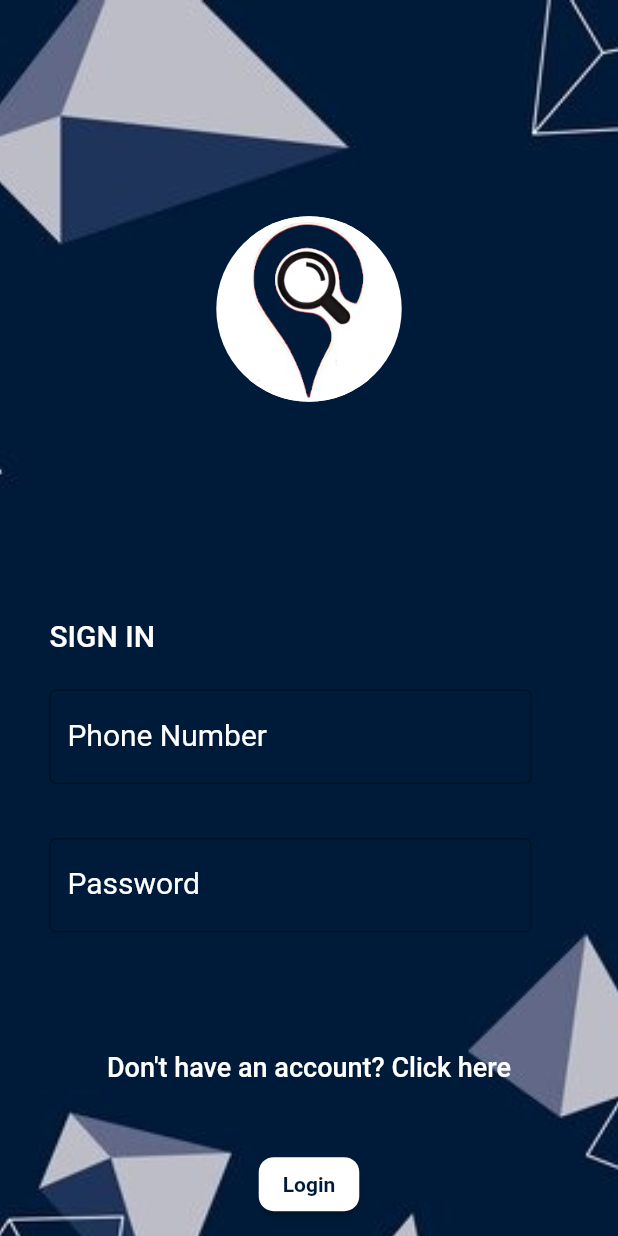
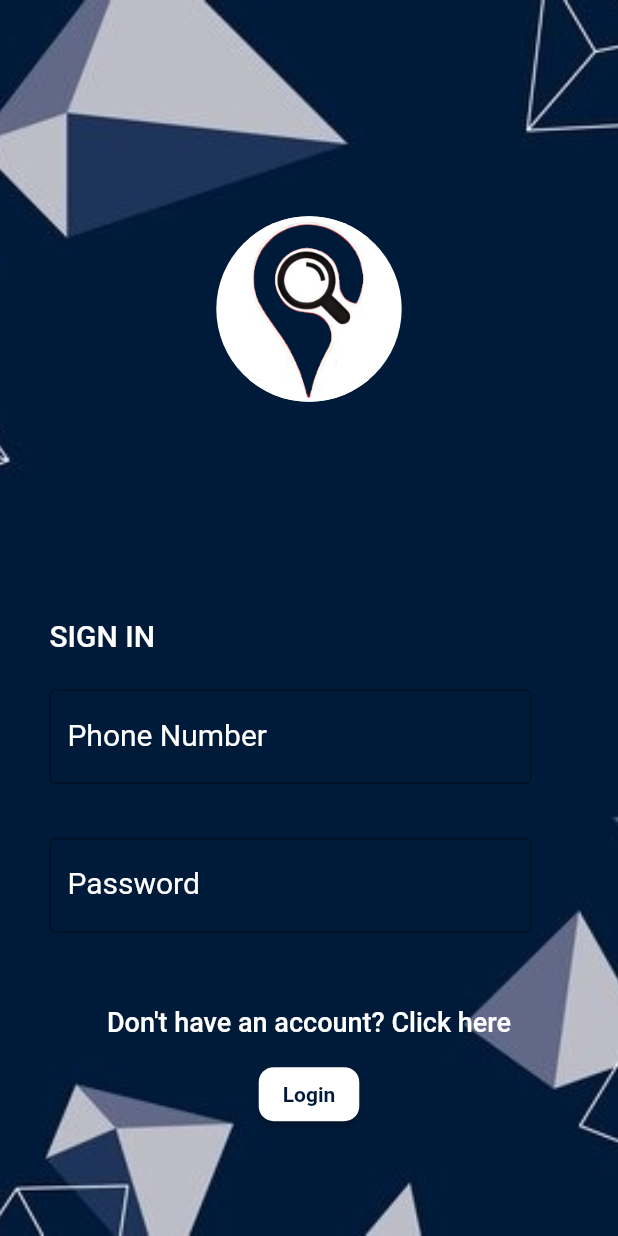
Before and after one commit to manaswithasunkara/parking-lot-ui, a Flutter app: the screen it shows after launch, after a tap on "Login", on a phone screen of 412 x 824 dp. Run offline on Flutter 3.47's test engine with Material 2 defaults, Android fonts, the light colour scheme and no system bars; our stand-ins replace device_preview, get, qr_flutter; missing offline and left inert: book_my_seat, razorpay_flutter; network calls fail.

Commit message:
second commit

```diff
--- /dev/null
+++ b/lib/constants/strings.dart
@@ -0,0 +1,3 @@
+class Urls {
+  static String url = "https://0ea9-2401-4900-1c0f-ae5c-c4c3-b784-6c97-1dcb.ngrok-free.app";
+}
--- a/lib/login.dart
+++ b/lib/login.dart
@@ -31,7 +31,7 @@ final messageController = Get.put(MessageController());
 
 
 Future<void> login() async{
-  final response= await http.post(Uri.parse('https://63f4-103-22-173-38.ngrok-free.app/login'),
+  final response= await http.post(Uri.parse('${Urls.url}/login'),
     headers: <String, String>{
     'Content-Type' : 'application/json; charset=UTF-8',
     },
@@ -40,12 +40,14 @@ Future<void> login() async{
       'password':passwordController.text
     })
   );
-  String message= response.body;
+  var res = jsonDecode(response.body);
+  debugPrint("checlinhg ${res["message"]}");
+  String message= res["message"];
 
   if (response.statusCode==200){
     setState(() {
       messageController.setMessage('Login Successful');
-      Navigator.of(context).push(MaterialPageRoute(builder: (context)=> const Vehicle_Category()));
+      Navigator.of(context).pushAndRemoveUntil(MaterialPageRoute(builder: (context)=> const Vehicle_Category()), (route) =>  false,);
 
     });
   }
@@ -61,21 +63,28 @@ Future<void> login() async{
   Widget build(BuildContext context) {
     return Scaffold(
       body: SingleChildScrollView(
-        child: Container(
-          // height: MediaQuery.of(context).size.height,
+        child: Stack(
+          children: [
+            Image.asset(
+                height: MediaQuery.of(context).size.height,
                 width: MediaQuery.of(context).size.width,
-          // padding: EdgeInsets.fromLTRB(MediaQuery.of(context).size.width,MediaQuery.of(context).size.height,MediaQuery.of(context).size.width,MediaQuery.of(context).size.height),
-          decoration: const BoxDecoration(
-            image: DecorationImage(image: AssetImage('images/WhatsApp Image 2023-10-06 at 11.03.43_67e40216.jpg'),
-              fit: BoxFit.cover
-            ),
-          ),
-          // height: MediaQuery.of(context).size.height,
-          // width: MediaQuery.of(context).size.width,
-          child: Column(
+                'images/WhatsApp Image 2023-10-06 at 11.03.43_67e40216.jpg',
+                fit:  BoxFit.cover),
+            // Container(
+            //     height: MediaQuery.of(context).size.height,
+            //     width: MediaQuery.of(context).size.width,
+            //     // padding: EdgeInsets.fromLTRB(MediaQuery.of(context).size.width,MediaQuery.of(context).size.height,MediaQuery.of(context).size.width,MediaQuery.of(context).size.height),
+            //     decoration: const BoxDecoration(
+            //       image: DecorationImage(image: AssetImage('images/WhatsApp Image 2023-10-06 at 11.03.43_67e40216.jpg'),
+            //           fit: BoxFit.cover
+            //       ),
+            //     ),
+            //     // height: MediaQuery.of(context).size.height,
+            //     // width: MediaQuery.of(context).size.width,
+            //     child:
+            // ),
+            Column(
               children: [
-
-
                 Container(
                   margin: EdgeInsets.fromLTRB((MediaQuery.of(context).size.width)*0.3, (MediaQuery.of(context).size.width)*0.35, (MediaQuery.of(context).size.height)*0.15, (MediaQuery.of(context).size.width)*0.15),
                   decoration: BoxDecoration(
@@ -183,7 +192,6 @@ Future<void> login() async{
 
 
                 Container(
-                margin: const EdgeInsets.all(30),
                   child: TextButton(onPressed: (){
                     Navigator.of(context).push(MaterialPageRoute(builder: (context)=> const Register()));
                   },child: Text('Don\'t have an account? Click here',
@@ -197,7 +205,6 @@ Future<void> login() async{
 
                 ElevatedButton(
                   onPressed: login,
-
                   style: ButtonStyle(
                     backgroundColor: MaterialStatePropertyAll(Colors.white),
                     shape: const MaterialStatePropertyAll<RoundedRectangleBorder>(RoundedRectangleBorder(
@@ -218,7 +225,8 @@ Future<void> login() async{
 
 
               ],
-          ),
+            )
+          ],
         ),
       ),
     );
--- a/lib/main.dart
+++ b/lib/main.dart
@@ -1,7 +1,12 @@
+import 'package:device_preview/device_preview.dart';
+
 import 'screens_packages.dart';
 
 void main() {
   runApp(const MyApp());
+  // runApp( DevicePreview(
+  //   builder: (context) => MyApp(), // Wrap your app
+  // ));
 }
 
 class MyApp extends StatelessWidget {
@@ -10,6 +15,8 @@ class MyApp extends StatelessWidget {
   // This widget is the root of your application.
   @override
   Widget build(BuildContext context) {
-    return const GetMaterialApp(home:Login(),);
+    return GetMaterialApp(
+      debugShowCheckedModeBanner: false,
+      home:Login(),);
   }
 }
--- a/lib/register.dart
+++ b/lib/register.dart
@@ -24,7 +24,7 @@ class _RegisterState extends State<Register> {
 
 
   Future<void> register() async{
-    final response = await http.post(Uri.parse('https://63f4-103-22-173-38.ngrok-free.app/register'),
+    final response = await http.post(Uri.parse('${Urls.url}/register'),
     headers: <String, String>{
       'Content-Type': 'application/json; charset=UTF-8',
     },
--- a/lib/screens_packages.dart
+++ b/lib/screens_packages.dart
@@ -14,3 +14,4 @@ export 'package:razorpay_flutter/razorpay_flutter.dart';
 export 'screens/payment_gateway/razor_pay.dart';
 export 'package:book_my_seat/book_my_seat.dart';
 export 'screens/qr_code/qrcode.dart';
+export 'constants/strings.dart';
```
Also changed, not shown: lib/screens/2_wheeler_parking/slot_booking.dart (+19 -9 lines), lib/screens/qr_code/qrcode.dart (+147 -147 lines), pubspec.yaml (+7 -1 lines), pubspec.lock, 2 other files. Lines whose indentation alone changed are shown as unchanged.
